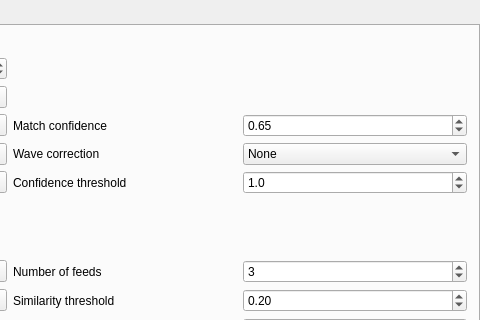
Old version of the form src/mainwindow.ui in the repository qchateau/AutoPanorama; both pictures show x 460 to 940 and y 0 to 320 of the 940 by 782 pixel window.
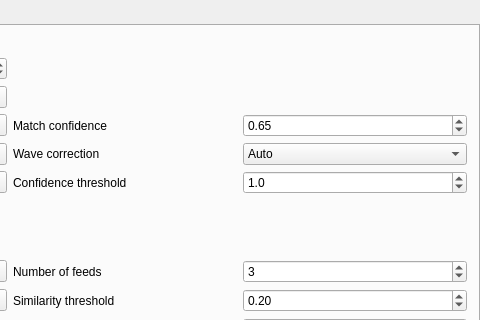
New version of the form. The open tabs and pages were chosen to show the change. Icons and pictures are not drawn. Custom widgets are drawn as their Qt base class.

Commit message: Support auto wave correction

```diff
--- a/src/mainwindow.ui
+++ b/src/mainwindow.ui
@@ -792,7 +792,7 @@
          <widget class="QComboBox" name="wavecorkind_combobox">
           <item>
            <property name="text">
-            <string>None</string>
+            <string>Auto</string>
            </property>
           </item>
           <item>
```
Left out of the diff: 5 changed lines with no effect on the pictures. The commit also changes 2 other files.
